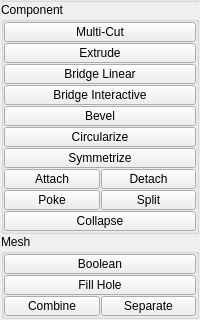
Qt form tentacle/ui/polygons.ui (m3trik/tentacle) before a commit; both pictures show x 0 to 200 and y 316 to 636 of the 200 by 636 pixel window.
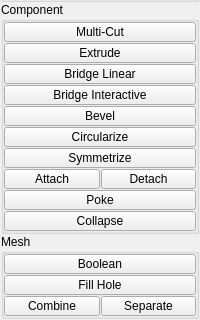
The same form after that commit. Custom widgets are drawn as their Qt base class.

The edit to the form file:
```diff
--- a/tentacle/ui/polygons.ui
+++ b/tentacle/ui/polygons.ui
@@ -924,46 +924,6 @@
            </property>
           </widget>
          </item>
-         <item row="12" column="1">
-          <widget class="QPushButton" name="b046">
-           <property name="enabled">
-            <bool>true</bool>
-           </property>
-           <property name="minimumSize">
-            <size>
-             <width>0</width>
-             <height>20</height>
-            </size>
-           </property>
-           <property name="maximumSize">
-            <size>
-             <width>16777215</width>
-             <height>20</height>
-            </size>
-           </property>
-           <property name="toolTip">
-            <string>Split selected components resulting in a edge ring around them</string>
-           </property>
-           <property name="text">
-            <string>Split</string>
-           </property>
-           <property name="iconSize">
-            <size>
-             <width>18</width>
-             <height>18</height>
-            </size>
-           </property>
-           <property name="autoDefault">
-            <bool>false</bool>
-           </property>
-           <property name="default">
-            <bool>false</bool>
-           </property>
-           <property name="flat">
-            <bool>false</bool>
-           </property>
-          </widget>
-         </item>
          <item row="10" column="0">
           <widget class="QPushButton" name="b022">
            <property name="enabled">
@@ -1094,74 +1054,6 @@
            </property>
           </widget>
          </item>
-         <item row="12" column="0">
-          <widget class="QPushButton" name="b032">
-           <property name="enabled">
-            <bool>true</bool>
-           </property>
-           <property name="minimumSize">
-            <size>
-             <width>88</width>
-             <height>20</height>
-            </size>
-           </property>
-           <property name="maximumSize">
-            <size>
-             <width>16777215</width>
-             <height>20</height>
-            </size>
-           </property>
-           <property name="toolTip">
-            <string>Poke the selected faces by creating a new vertex at the center of each face.</string>
-           </property>
-           <property name="text">
-            <string>Poke</string>
-           </property>
-           <property name="iconSize">
-            <size>
-             <width>18</width>
-             <height>18</height>
-            </size>
-           </property>
-           <property name="balette" stdset="0">
-            <palette>
-             <active>
-              <colorrole role="Highlight">
-               <brush brushstyle="SolidPattern">
-                <color alpha="255">
-                 <red>168</red>
-                 <green>152</green>
-                 <blue>250</blue>
-                </color>
-               </brush>
-              </colorrole>
-             </active>
-             <inactive>
-              <colorrole role="Highlight">
-               <brush brushstyle="SolidPattern">
-                <color alpha="255">
-                 <red>168</red>
-                 <green>152</green>
-                 <blue>250</blue>
-                </color>
-               </brush>
-              </colorrole>
-             </inactive>
-             <disabled>
-              <colorrole role="Highlight">
-               <brush brushstyle="SolidPattern">
-                <color alpha="255">
-                 <red>0</red>
-                 <green>120</green>
-                 <blue>215</blue>
-                </color>
-               </brush>
-              </colorrole>
-             </disabled>
-            </palette>
-           </property>
-          </widget>
-         </item>
          <item row="6" column="0" colspan="2">
           <widget class="QPushButton" name="b000">
            <property name="enabled">
@@ -1323,6 +1215,74 @@
            </property>
           </widget>
          </item>
+         <item row="12" column="0" colspan="2">
+          <widget class="QPushButton" name="b032">
+           <property name="enabled">
+            <bool>true</bool>
+           </property>
+           <property name="minimumSize">
+            <size>
+             <width>88</width>
+             <height>20</height>
+            </size>
+           </property>
+           <property name="maximumSize">
+            <size>
+             <width>16777215</width>
+             <height>20</height>
+            </size>
+           </property>
+           <property name="toolTip">
+            <string>Poke the selected faces by creating a new vertex at the center of each face.</string>
+           </property>
+           <property name="text">
+            <string>Poke</string>
+           </property>
+           <property name="iconSize">
+            <size>
+             <width>18</width>
+             <height>18</height>
+            </size>
+           </property>
+           <property name="balette" stdset="0">
+            <palette>
+             <active>
+              <colorrole role="Highlight">
+               <brush brushstyle="SolidPattern">
+                <color alpha="255">
+                 <red>168</red>
+                 <green>152</green>
+                 <blue>250</blue>
+                </color>
+               </brush>
+              </colorrole>
+             </active>
+             <inactive>
+              <colorrole role="Highlight">
+               <brush brushstyle="SolidPattern">
+                <color alpha="255">
+                 <red>168</red>
+                 <green>152</green>
+                 <blue>250</blue>
+                </color>
+               </brush>
+              </colorrole>
+             </inactive>
+             <disabled>
+              <colorrole role="Highlight">
+               <brush brushstyle="SolidPattern">
+                <color alpha="255">
+                 <red>0</red>
+                 <green>120</green>
+                 <blue>215</blue>
+                </color>
+               </brush>
+              </colorrole>
+             </disabled>
+            </palette>
+           </property>
+          </widget>
+         </item>
         </layout>
        </widget>
       </item>
```
